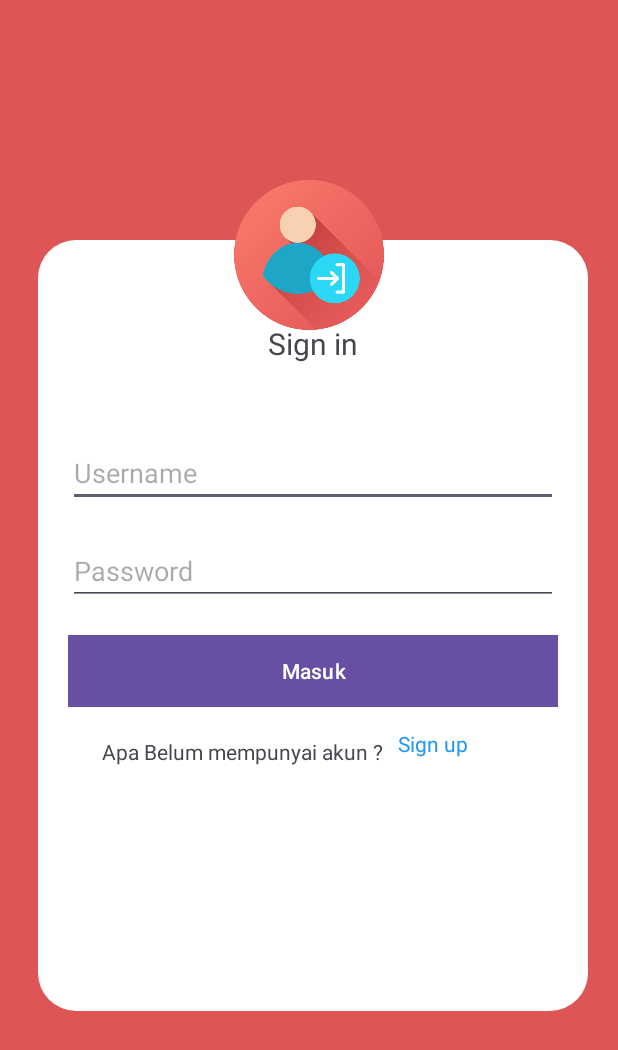
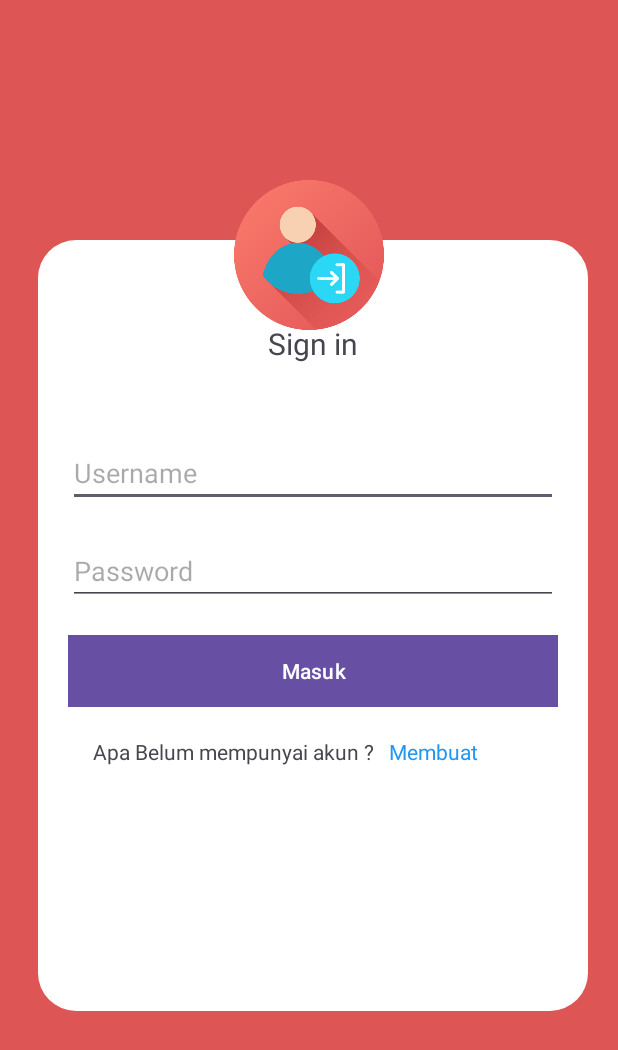
Before and after one commit to Bayusatriooo/TA-PM-TK22A-REMBO2, an Android app: the screen it shows after launch (LoginActivity), on a phone screen of 412 x 824 dp. Shown: the top 1050 px of the screen. Run offline under Robolectric (Android 15) with nearby library versions, the phone set to English and light mode, and no system bars; 1 statement that could not run was skipped.

Commit message:
master : merubah text sign in menjadi membuat

```diff
--- a/program/app/src/main/res/layout/activity_login.xml
+++ b/program/app/src/main/res/layout/activity_login.xml
@@ -84,9 +84,9 @@
                     android:id="@+id/txRegis"
                     android:layout_width="wrap_content"
                     android:layout_height="wrap_content"
-                    android:layout_marginTop="20dp"
+                    android:layout_marginTop="25dp"
                     android:gravity="center_horizontal"
-                    android:text="Sign up"
+                    android:text="Membuat"
                     android:textColor="#2196F3" />
 
             </LinearLayout>
```
Also changed, not shown: 1 other file.
